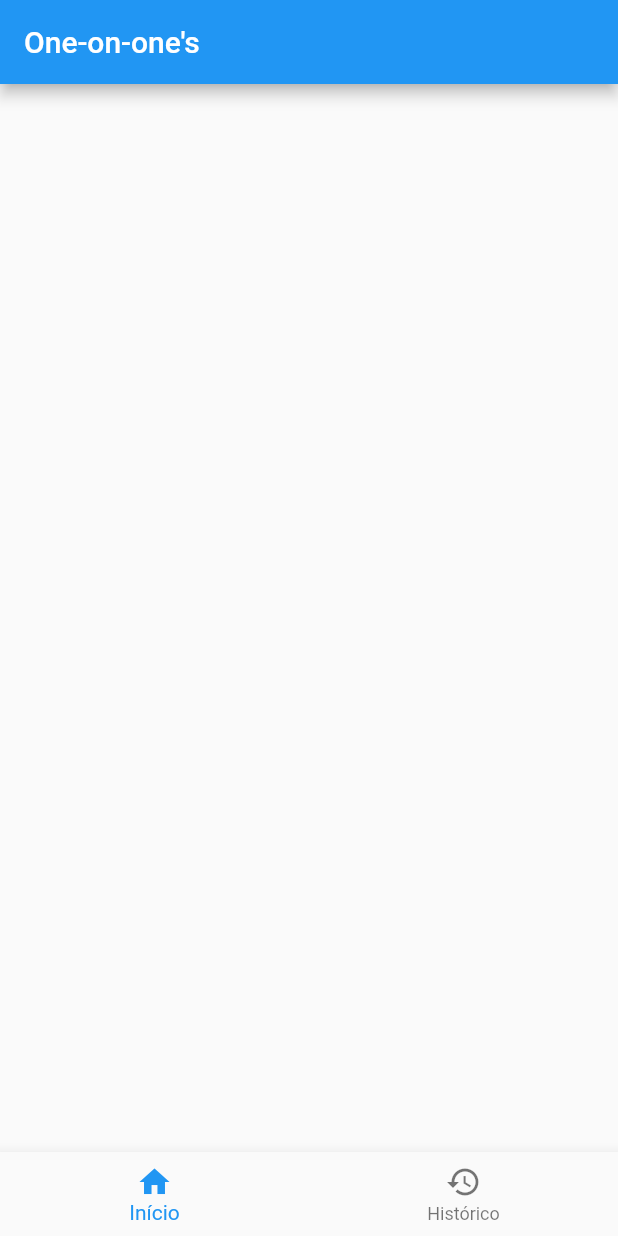
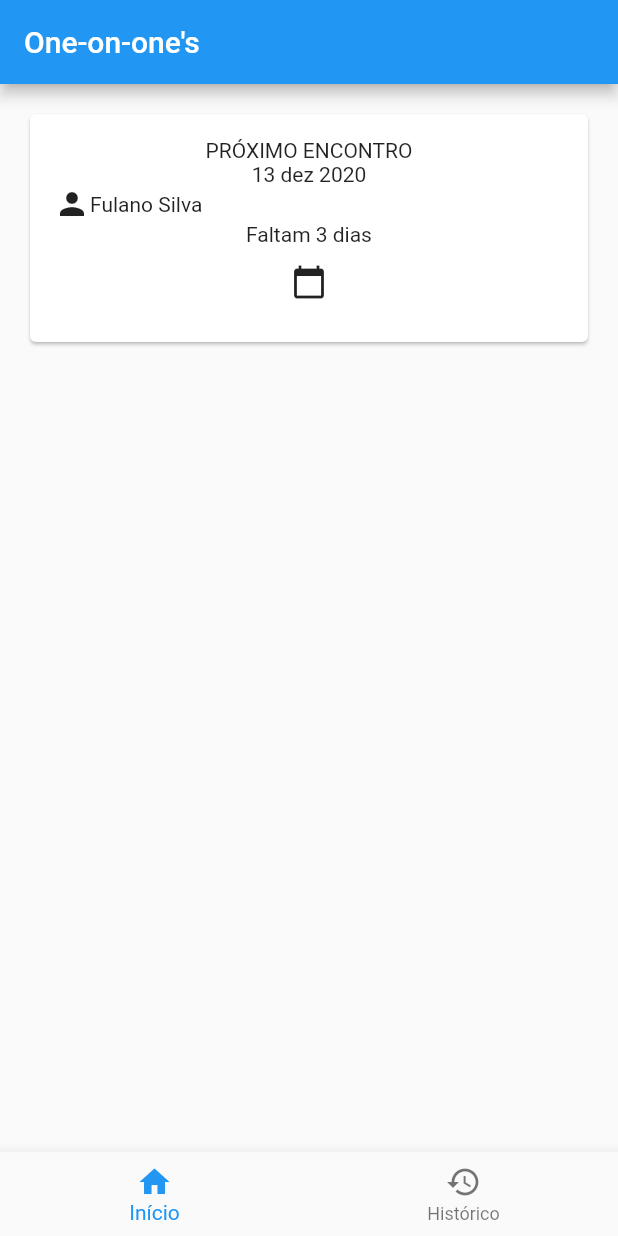
Before and after one commit to lcasviana/one-on-one, a Flutter app: the screen it shows after launch, on a phone screen of 412 x 824 dp. Run offline on Flutter 3.47's test engine with Material 2 defaults, Android fonts, the phone set to English and light mode, and no system bars; our stand-ins replace dio.

```diff
--- a/lib/features/dashboard/dashboard.feature.dart
+++ b/lib/features/dashboard/dashboard.feature.dart
@@ -8,6 +8,34 @@ class DashboardFeature extends StatefulWidget {
 class _DashboardFeatureState extends State<DashboardFeature> {
   @override
   Widget build(BuildContext context) {
-    return Container();
+    return SingleChildScrollView(
+      padding: EdgeInsets.all(16),
+      child: Column(
+        children: [
+          Card(
+            child: Container(
+              padding: EdgeInsets.all(16),
+              child: Column(
+                children: [
+                  Text('PRÓXIMO ENCONTRO'),
+                  Text('13 dez 2020'),
+                  Row(
+                    children: [
+                      Icon(Icons.person),
+                      Text('Fulano Silva'),
+                    ],
+                  ),
+                  Text('Faltam 3 dias'),
+                  IconButton(
+                    icon: Icon(Icons.calendar_today),
+                    onPressed: () {},
+                  ),
+                ],
+              ),
+            ),
+          )
+        ],
+      ),
+    );
   }
 }
--- a/lib/main.dart
+++ b/lib/main.dart
@@ -18,6 +18,9 @@ class MyApp extends StatelessWidget {
         '/loading': (context) => LandingPage(),
         '/login': (context) => LoginPage(),
       },
+      theme: ThemeData(brightness: Brightness.light),
+      darkTheme: ThemeData(brightness: Brightness.dark),
+      themeMode: ThemeMode.system,
       debugShowCheckedModeBanner: false,
     );
   }
```
